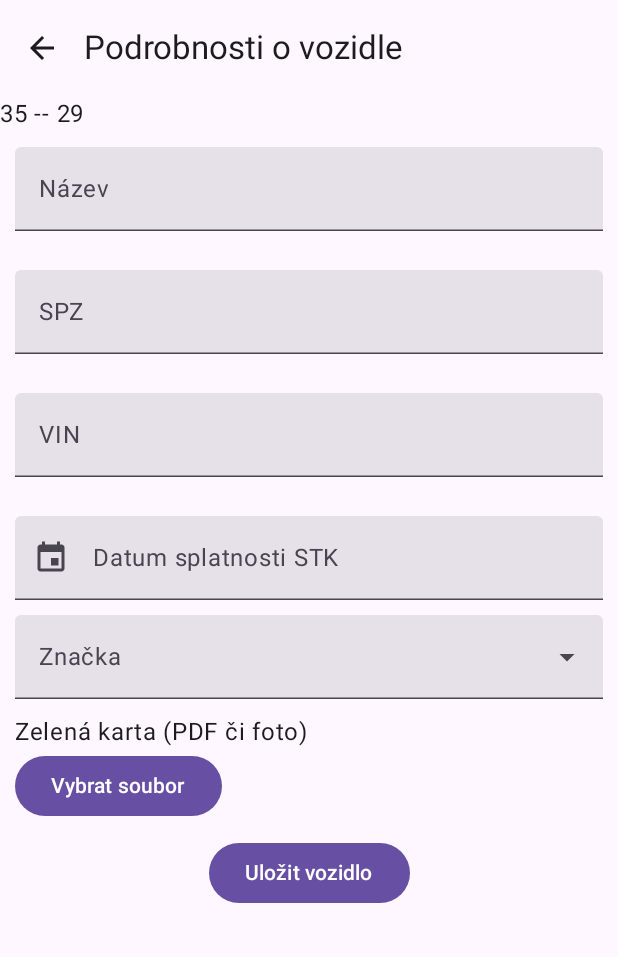
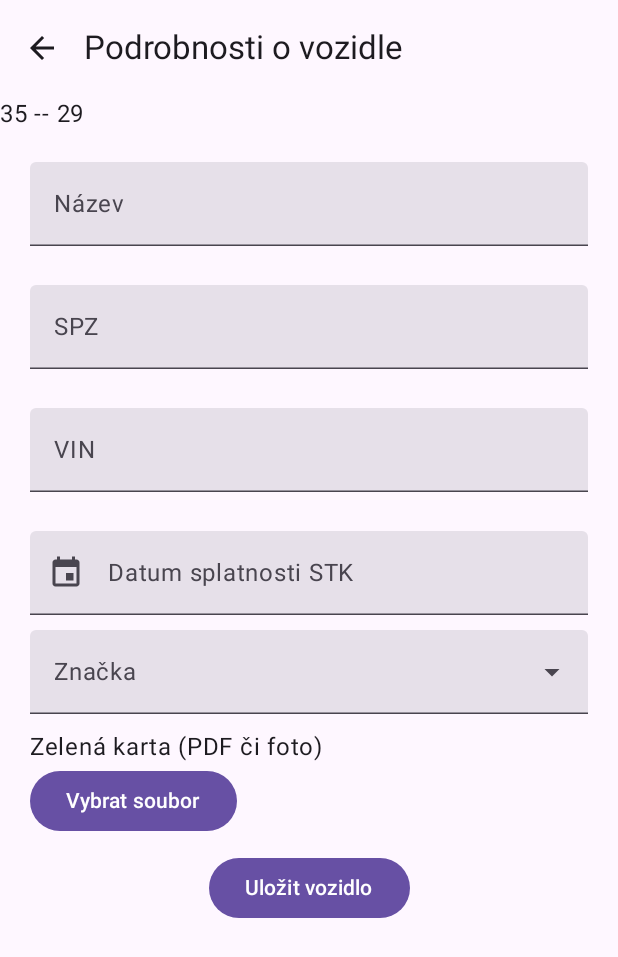
Before and after one commit to MartinWeiss01/garager-android, an Android app built with Jetpack Compose: the screen it shows after launch (MainActivity), after a tap on "Přidat vozidlo", on a phone screen of 412 x 824 dp. Shown: the top 957 px of the screen. Run offline under Robolectric (Android 15) with nearby library versions, the phone set to English and light mode, and no system bars; our stand-ins replace Room's generated code.

Commit message:
feat(AddEditVeh): increase screen content padding

```diff
--- a/Garager/app/src/main/java/cz/martinweiss/garager/ui/screens/vehicleAddEdit/Screen.kt
+++ b/Garager/app/src/main/java/cz/martinweiss/garager/ui/screens/vehicleAddEdit/Screen.kt
@@ -78,7 +78,7 @@ fun AddEditVehicleContent(
     var expanded by remember { mutableStateOf(false) }
 
     Column(
-        modifier = Modifier.padding(10.dp),
+        modifier = Modifier.padding(20.dp),
         verticalArrangement = Arrangement.spacedBy(10.dp)
     ) {
         CustomTextField(
```
